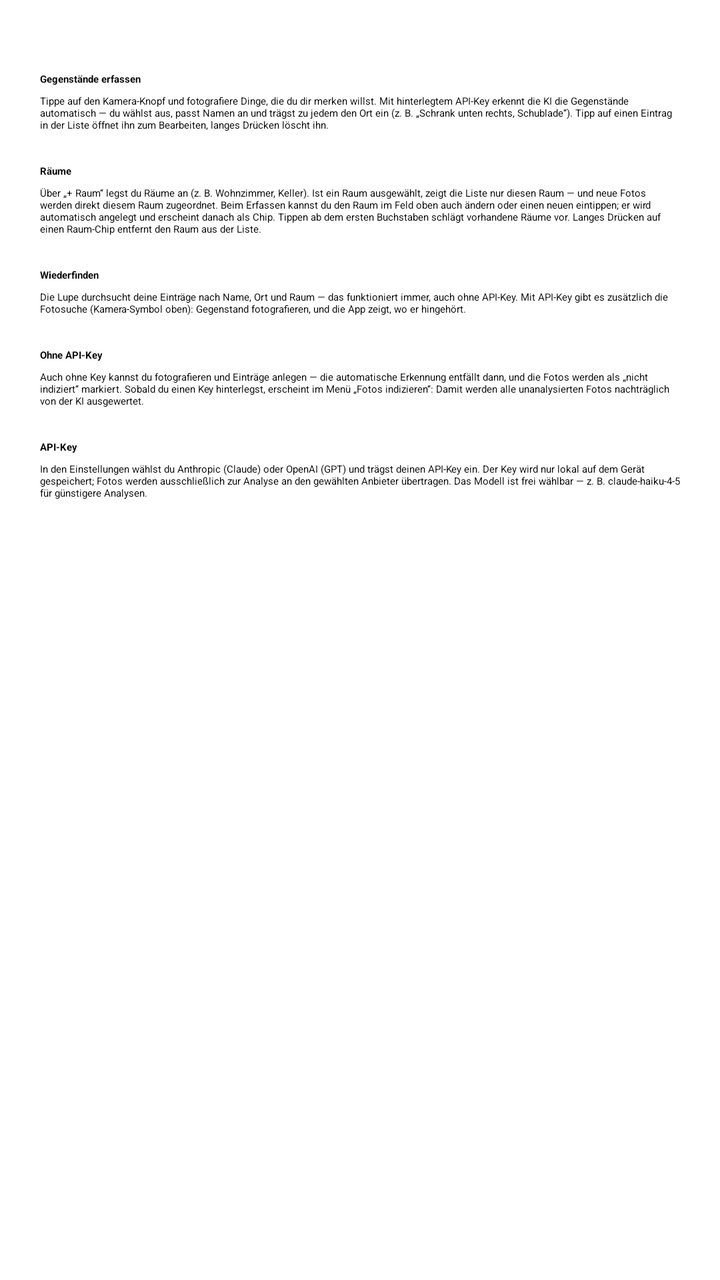
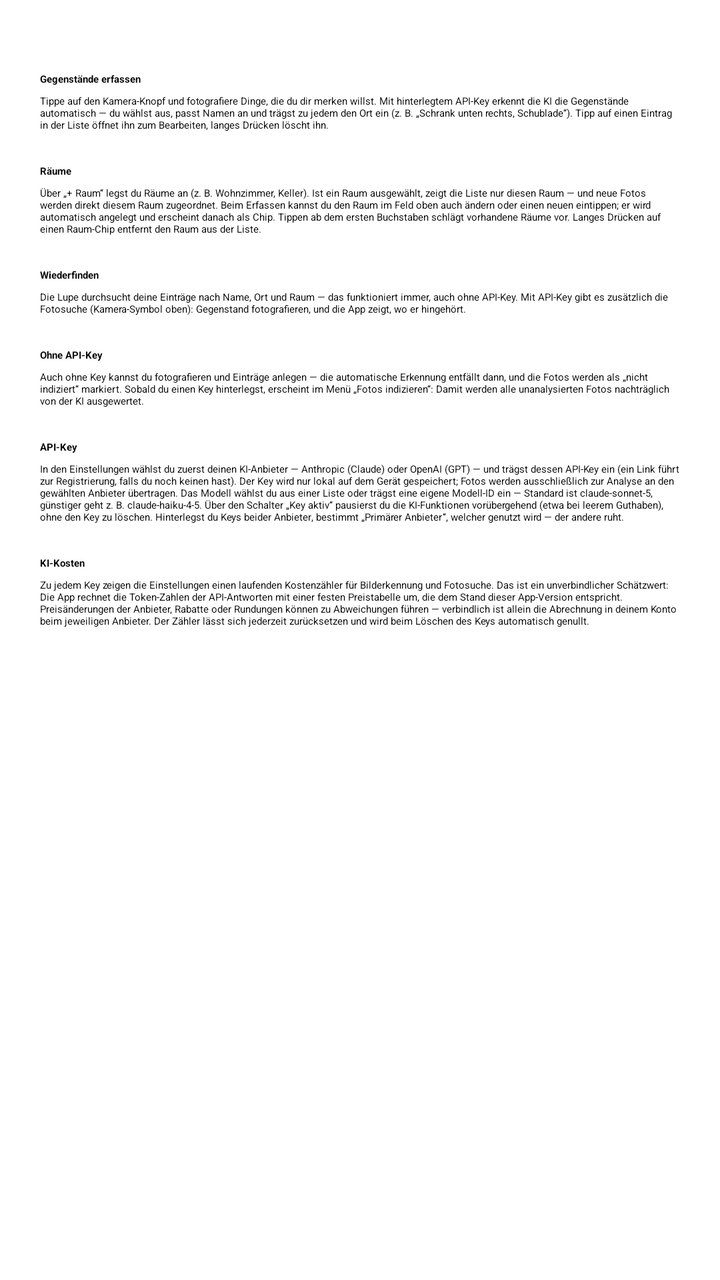

The first picture is an Android layout as it rendered before a commit; the second is the same layout after the commit. The layout source and the unified diff follow.
<!-- AndroidManifest.xml: application theme Theme.HomeSonar -->
<!-- res/layout/activity_help.xml -->
<?xml version="1.0" encoding="utf-8"?>
<LinearLayout xmlns:android="http://schemas.android.com/apk/res/android"
    xmlns:app="http://schemas.android.com/apk/res-auto"
    android:layout_width="match_parent"
    android:layout_height="match_parent"
    android:orientation="vertical">

    <com.google.android.material.appbar.MaterialToolbar
        android:id="@+id/toolbar"
        style="@style/Widget.AppSonar.Toolbar"
        android:layout_width="match_parent"
        android:layout_height="?attr/actionBarSize"
        app:title="@string/title_help" />

    <ScrollView
        android:layout_width="match_parent"
        android:layout_height="match_parent">

        <LinearLayout
            android:layout_width="match_parent"
            android:layout_height="wrap_content"
            android:orientation="vertical"
            android:padding="20dp">

            <TextView
                style="@style/HelpHeading"
                android:text="@string/help_capture_title" />

            <TextView
                style="@style/HelpBody"
                android:text="@string/help_capture_body" />

            <TextView
                style="@style/HelpHeading"
                android:text="@string/help_rooms_title" />

            <TextView
                style="@style/HelpBody"
                android:text="@string/help_rooms_body" />

            <TextView
                style="@style/HelpHeading"
                android:text="@string/help_find_title" />

            <TextView
                style="@style/HelpBody"
                android:text="@string/help_find_body" />

            <TextView
                style="@style/HelpHeading"
                android:text="@string/help_offline_title" />

            <TextView
                style="@style/HelpBody"
                android:text="@string/help_offline_body" />

            <TextView
                style="@style/HelpHeading"
                android:text="@string/help_key_title" />

            <TextView
                style="@style/HelpBody"
                android:text="@string/help_key_body" />

        </LinearLayout>

    </ScrollView>

</LinearLayout>
<!-- resources referenced by this layout -->
<resources>
  <string name="help_capture_body">Tippe auf den Kamera-Knopf und fotografiere Dinge, die du dir merken willst. Mit hinterlegtem API-Key erkennt die KI die Gegenstände automatisch — du wählst aus, passt Namen an und trägst zu jedem den Ort ein (z. B. „Schrank unten rechts, Schublade“). Tipp auf einen Eintrag in der Liste öffnet ihn zum Bearbeiten, langes Drücken löscht ihn.</string>
  <string name="help_capture_title">Gegenstände erfassen</string>
  <string name="help_find_body">Die Lupe durchsucht deine Einträge nach Name, Ort und Raum — das funktioniert immer, auch ohne API-Key. Mit API-Key gibt es zusätzlich die Fotosuche (Kamera-Symbol oben): Gegenstand fotografieren, und die App zeigt, wo er hingehört.</string>
  <string name="help_find_title">Wiederfinden</string>
  <string name="help_key_body">In den Einstellungen wählst du Anthropic (Claude) oder OpenAI (GPT) und trägst deinen API-Key ein. Der Key wird nur lokal auf dem Gerät gespeichert; Fotos werden ausschließlich zur Analyse an den gewählten Anbieter übertragen. Das Modell ist frei wählbar — z. B. claude-haiku-4-5 für günstigere Analysen.</string>
  <string name="help_key_title">API-Key</string>
  <string name="help_offline_body">Auch ohne Key kannst du fotografieren und Einträge anlegen — die automatische Erkennung entfällt dann, und die Fotos werden als „nicht indiziert“ markiert. Sobald du einen Key hinterlegst, erscheint im Menü „Fotos indizieren“: Damit werden alle unanalysierten Fotos nachträglich von der KI ausgewertet.</string>
  <string name="help_offline_title">Ohne API-Key</string>
  <string name="help_rooms_body">Über „+ Raum“ legst du Räume an (z. B. Wohnzimmer, Keller). Ist ein Raum ausgewählt, zeigt die Liste nur diesen Raum — und neue Fotos werden direkt diesem Raum zugeordnet. Beim Erfassen kannst du den Raum im Feld oben auch ändern oder einen neuen eintippen; er wird automatisch angelegt und erscheint danach als Chip. Tippen ab dem ersten Buchstaben schlägt vorhandene Räume vor. Langes Drücken auf einen Raum-Chip entfernt den Raum aus der Liste.</string>
  <string name="help_rooms_title">Räume</string>
  <string name="title_help">Hilfe</string>
  <style name="HelpBody">
          <item name="android:layout_width">match_parent</item>
          <item name="android:layout_height">wrap_content</item>
          <item name="android:textAppearance">?attr/textAppearanceBody2</item>
      </style>
  <style name="HelpHeading">
          <item name="android:layout_width">wrap_content</item>
          <item name="android:layout_height">wrap_content</item>
          <item name="android:layout_marginTop">16dp</item>
          <item name="android:layout_marginBottom">4dp</item>
          <item name="android:textAppearance">?attr/textAppearanceSubtitle1</item>
          <item name="android:textStyle">bold</item>
      </style>
  <style name="Theme.HomeSonar" parent="Theme.AppSonar" />
</resources>

<!-- the commit's change to res/layout/activity_help.xml (unified diff, before → after) -->
@@ -62,6 +62,14 @@
                 style="@style/HelpBody"
                 android:text="@string/help_key_body" />
 
+            <TextView
+                style="@style/HelpHeading"
+                android:text="@string/help_costs_title" />
+
+            <TextView
+                style="@style/HelpBody"
+                android:text="@string/help_costs_body" />
+
         </LinearLayout>
 
     </ScrollView>
<!-- resource entries referenced after the edit -->
@@ -2,9 +2,11 @@
 <resources>
   <string name="help_capture_body">Tippe auf den Kamera-Knopf und fotografiere Dinge, die du dir merken willst. Mit hinterlegtem API-Key erkennt die KI die Gegenstände automatisch — du wählst aus, passt Namen an und trägst zu jedem den Ort ein (z. B. „Schrank unten rechts, Schublade“). Tipp auf einen Eintrag in der Liste öffnet ihn zum Bearbeiten, langes Drücken löscht ihn.</string>
   <string name="help_capture_title">Gegenstände erfassen</string>
+  <string name="help_costs_body">Zu jedem Key zeigen die Einstellungen einen laufenden Kostenzähler für Bilderkennung und Fotosuche. Das ist ein unverbindlicher Schätzwert: Die App rechnet die Token-Zahlen der API-Antworten mit einer festen Preistabelle um, die dem Stand dieser App-Version entspricht. Preisänderungen der Anbieter, Rabatte oder Rundungen können zu Abweichungen führen — verbindlich ist allein die Abrechnung in deinem Konto beim jeweiligen Anbieter. Der Zähler lässt sich jederzeit zurücksetzen und wird beim Löschen des Keys automatisch genullt.</string>
+  <string name="help_costs_title">KI-Kosten</string>
   <string name="help_find_body">Die Lupe durchsucht deine Einträge nach Name, Ort und Raum — das funktioniert immer, auch ohne API-Key. Mit API-Key gibt es zusätzlich die Fotosuche (Kamera-Symbol oben): Gegenstand fotografieren, und die App zeigt, wo er hingehört.</string>
   <string name="help_find_title">Wiederfinden</string>
-  <string name="help_key_body">In den Einstellungen wählst du Anthropic (Claude) oder OpenAI (GPT) und trägst deinen API-Key ein. Der Key wird nur lokal auf dem Gerät gespeichert; Fotos werden ausschließlich zur Analyse an den gewählten Anbieter übertragen. Das Modell ist frei wählbar — z. B. claude-haiku-4-5 für günstigere Analysen.</string>
+  <string name="help_key_body">In den Einstellungen wählst du zuerst deinen KI-Anbieter — Anthropic (Claude) oder OpenAI (GPT) — und trägst dessen API-Key ein (ein Link führt zur Registrierung, falls du noch keinen hast). Der Key wird nur lokal auf dem Gerät gespeichert; Fotos werden ausschließlich zur Analyse an den gewählten Anbieter übertragen. Das Modell wählst du aus einer Liste oder trägst eine eigene Modell-ID ein — Standard ist claude-sonnet-5, günstiger geht z. B. claude-haiku-4-5. Über den Schalter „Key aktiv“ pausierst du die KI-Funktionen vorübergehend (etwa bei leerem Guthaben), ohne den Key zu löschen. Hinterlegst du Keys beider Anbieter, bestimmt „Primärer Anbieter“, welcher genutzt wird — der andere ruht.</string>
   <string name="help_key_title">API-Key</string>
   <string name="help_offline_body">Auch ohne Key kannst du fotografieren und Einträge anlegen — die automatische Erkennung entfällt dann, und die Fotos werden als „nicht indiziert“ markiert. Sobald du einen Key hinterlegst, erscheint im Menü „Fotos indizieren“: Damit werden alle unanalysierten Fotos nachträglich von der KI ausgewertet.</string>
   <string name="help_offline_title">Ohne API-Key</string>
